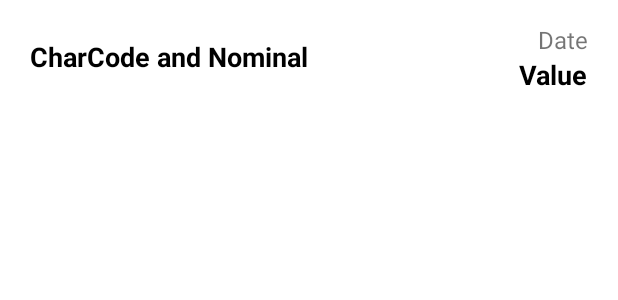
After one commit to ShulV/Rest-API-currency-service, an Android app: the layout list_day_currency_item.xml on its own in the app's theme, with its tools: preview values and no code run, on a phone screen of 412 x 824 dp. The commit adds this screen. Shown: the top 300 px of the screen. Run offline under Robolectric (Android 15) with nearby library versions, the phone set to English and light mode, and no system bars.

Commit message:
[android-client] Создан шаблон для элемента RecyclerView, который будет отображать DayCurrency за отдельную дату

```diff
--- /dev/null
+++ b/client-android/app/src/main/res/layout/list_day_currency_item.xml
@@ -0,0 +1,44 @@
+<?xml version="1.0" encoding="utf-8"?>
+<androidx.constraintlayout.widget.ConstraintLayout xmlns:android="http://schemas.android.com/apk/res/android"
+    android:layout_width="match_parent"
+    android:layout_height="wrap_content"
+    android:paddingBottom="15dp"
+    xmlns:app="http://schemas.android.com/apk/res-auto">
+
+
+    <TextView
+        android:id="@+id/listItem_charCodeAndNominal"
+        android:textStyle="bold"
+        android:layout_height="wrap_content"
+        android:layout_width="wrap_content"
+        android:layout_marginTop="25dp"
+        android:layout_marginStart="20dp"
+        android:text="CharCode and Nominal"
+        android:textColor="@color/black"
+        android:textSize="18sp"
+        app:layout_constraintStart_toStartOf="parent"
+        app:layout_constraintTop_toTopOf="parent" />
+
+    <TextView
+        android:id="@+id/listItem_date"
+        android:layout_height="wrap_content"
+        android:layout_width="wrap_content"
+        android:layout_marginTop="15dp"
+        android:layout_marginEnd="20dp"
+        android:text="Date"
+        android:textSize="16sp"
+        app:layout_constraintEnd_toEndOf="parent"
+        app:layout_constraintTop_toTopOf="parent" />
+
+    <TextView
+        android:id="@+id/listItem_value"
+        android:textStyle="bold"
+        android:layout_height="wrap_content"
+        android:layout_width="wrap_content"
+        android:text="Value"
+        android:textColor="@color/black"
+        android:textSize="18sp"
+        app:layout_constraintEnd_toEndOf="@id/listItem_date"
+        app:layout_constraintTop_toBottomOf="@id/listItem_date" />
+
+</androidx.constraintlayout.widget.ConstraintLayout>
```
Also changed, not shown: client-android/app/src/main/java/com/practice/sberclientandroidapp/ui/for_period_page/ForPeriodFragment.java (+35 -6 lines).
